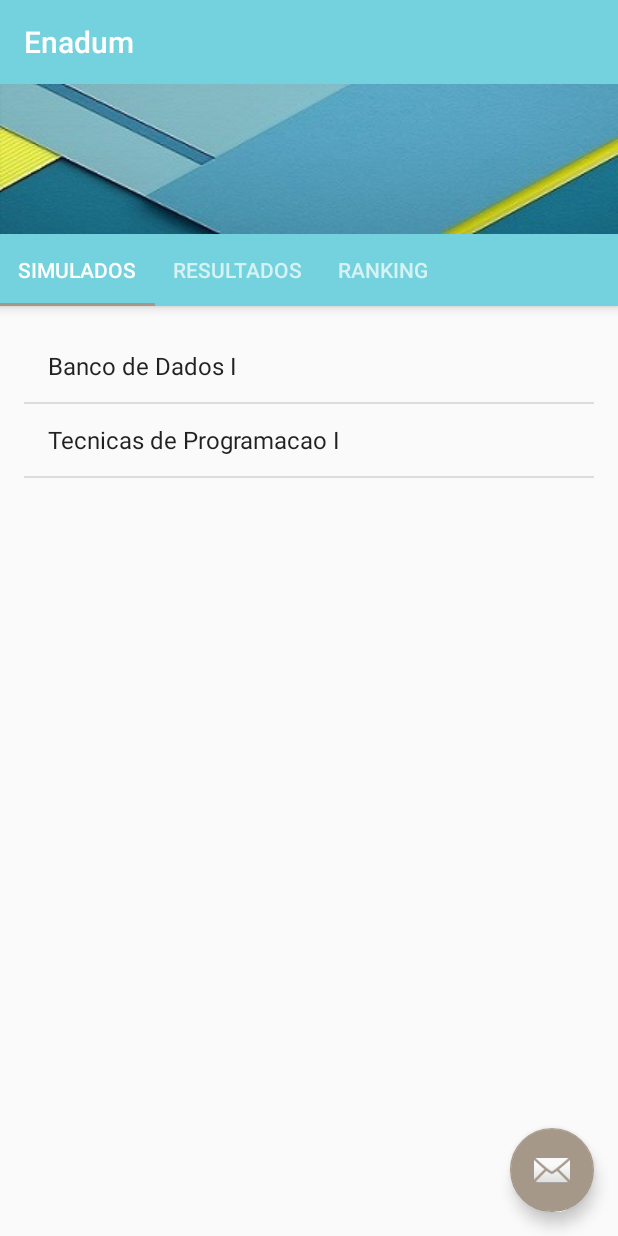
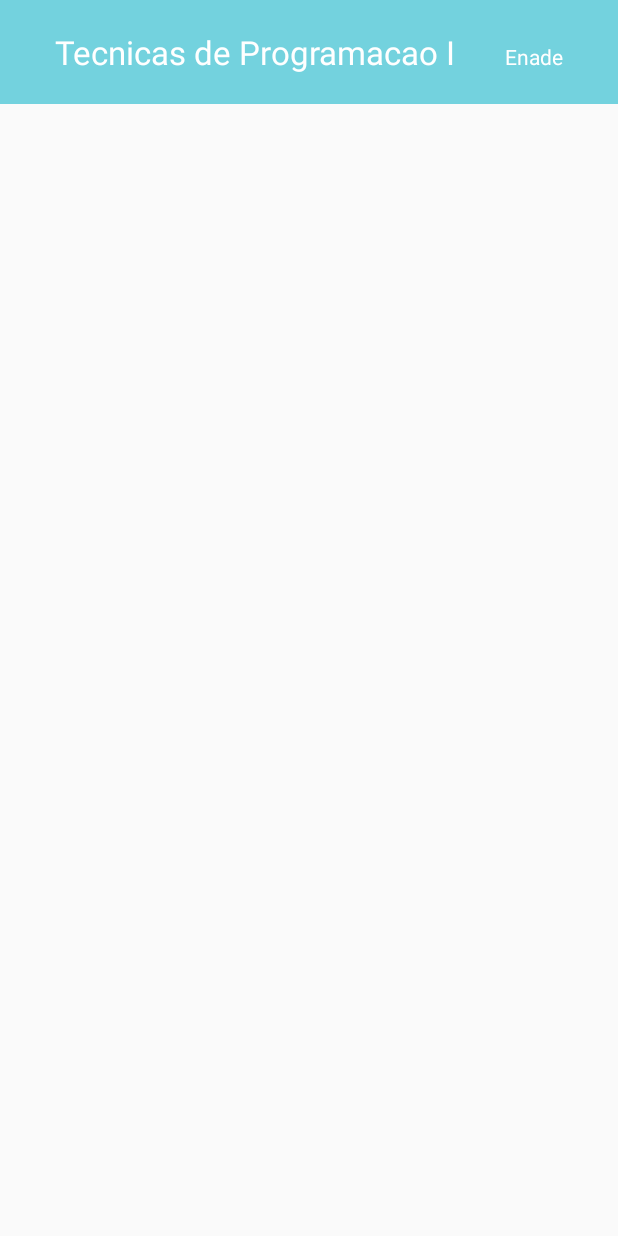
Before and after one commit to VictorMonte-zz/enadum-app, an Android app: the FragmentSimulados screen opened directly, with no data from a screen before it, after a tap on "Tecnicas de Programacao I", on a phone screen of 412 x 824 dp. Run offline under Robolectric (Android 15) with nearby library versions, the phone set to English and light mode, and no system bars.

Commit message:
Activity de Simulados Basica

```diff
--- a/app/src/main/AndroidManifest.xml
+++ b/app/src/main/AndroidManifest.xml
@@ -21,6 +21,12 @@
             android:theme="@style/AppTheme.NoActionBar">
         </activity>
 
+        <activity
+            android:name=".SimuladoActivity"
+            android:label="@string/app_name"
+            android:theme="@style/AppTheme.NoActionBar">
+        </activity>
+
         <activity android:name=".SplashActivity" android:theme="@style/Theme.AppCompat.NoActionBar">
             <intent-filter>
                 <action android:name="android.intent.action.MAIN" />
--- a/app/src/main/java/br/com/navi/enadumapp/Fragment/FragmentSimulados.java
+++ b/app/src/main/java/br/com/navi/enadumapp/Fragment/FragmentSimulados.java
@@ -1,8 +1,10 @@
 package br.com.navi.enadumapp.Fragment;
 
+import android.content.Intent;
 import android.os.Bundle;
 import android.support.annotation.Nullable;
 import android.support.v4.app.Fragment;
+import android.util.Log;
 import android.view.LayoutInflater;
 import android.view.View;
 import android.view.ViewGroup;
@@ -15,7 +17,11 @@ import java.util.Arrays;
 import java.util.List;
 
 import br.com.navi.enadumapp.Model.Disciplina;
+import br.com.navi.enadumapp.Model.Questao;
+import br.com.navi.enadumapp.Model.Resposta;
+import br.com.navi.enadumapp.Model.Simulado;
 import br.com.navi.enadumapp.R;
+import br.com.navi.enadumapp.SimuladoActivity;
 
 /**
  * Created by Victor Monte on 17/08/2016.
@@ -46,10 +52,53 @@ public class FragmentSimulados extends Fragment {
             @Override
             public void onItemClick(AdapterView<?> adapterView, View view, int i, long l) {
                 Disciplina selecionada  = (Disciplina) adapterView.getItemAtPosition(i);
-                Toast.makeText(getActivity(), "Disciplina selecionada: " +  selecionada, Toast.LENGTH_SHORT).show();
+
+                Simulado simulado = gerarSimulado(selecionada);
+
+                Intent fazerSimulado  = new Intent(getActivity(), SimuladoActivity.class);
+                fazerSimulado.putExtra("simulado",simulado);
+                startActivity(fazerSimulado);
+
+                //Toast.makeText(getActivity(), "Disciplina selecionada: " +  selecionada, Toast.LENGTH_SHORT).show();
             }
         });
 
         return layoutSimulados;
     }
+
+    public Simulado gerarSimulado(Disciplina disciplina){
+
+        Simulado simulado = new Simulado();
+
+        simulado.setDisciplina(disciplina);
+        simulado.setEnadeOuProfessor("Enade");
+        simulado.setId((long) 1);
+
+        for (int i = 0; i < 3; i ++){
+            Questao questao = new Questao();
+
+            questao.setEnunciado("Enunciado " + disciplina.getNome() + " " + i);
+            questao.setId((long) i);
+
+            for (int j = 0; j < 5; j++){
+                Resposta resposta = new Resposta();
+                resposta.setId((long) j);
+
+                resposta.setSenteca("Resposta do enum " + i + " numero " + j);
+                if (j<4) {
+                    resposta.setCorreta(false);
+                }else{
+                    resposta.setCorreta(true);
+                }
+
+                questao.addResposta(resposta);
+                Log.v("Fragment Simulado", "Resposta criada e adicionada" + i);
+            }
+
+            simulado.addQuestao(questao);
+
+        }
+
+        return simulado;
+    }
 }
--- a/app/src/main/java/br/com/navi/enadumapp/Model/Curso.java
+++ b/app/src/main/java/br/com/navi/enadumapp/Model/Curso.java
@@ -11,15 +11,15 @@ public class Curso implements Serializable {
 
     private String nome;
     private Long id;
-    private List<Turma> turmas = new ArrayList<Turma>();
+    private List<Disciplina> disciplinas = new ArrayList<Disciplina>();
 
     public Curso(String nome, Long id){
         this.id = id;
         this.nome = nome;
     }
 
-    public List<Turma> getTurmas() {
-        return turmas;
+    public List<Disciplina> getDisciplinas() {
+        return disciplinas;
     }
 
     public String getNome() {
--- a/app/src/main/java/br/com/navi/enadumapp/Model/Disciplina.java
+++ b/app/src/main/java/br/com/navi/enadumapp/Model/Disciplina.java
@@ -1,5 +1,6 @@
 package br.com.navi.enadumapp.Model;
 
+import java.io.Serializable;
 import java.util.ArrayList;
 import java.util.List;
 
@@ -8,7 +9,7 @@ import br.com.navi.enadumapp.Model.Questao;
 /**
  * Created by Victor Monte on 20/08/2016.
  */
-public class Disciplina {
+public class Disciplina implements Serializable{
     private String nome;
     private String pontuacao;
     private Long id;
--- a/app/src/main/java/br/com/navi/enadumapp/Model/Questao.java
+++ b/app/src/main/java/br/com/navi/enadumapp/Model/Questao.java
@@ -1,14 +1,16 @@
 package br.com.navi.enadumapp.Model;
 
+import java.io.Serializable;
 import java.util.ArrayList;
 
 /**
  * Created by Victor Monte on 20/08/2016.
  */
-public class Questao {
+public class Questao implements Serializable{
     private String enunciado;
     private boolean correta;
     private Long id;
+
     private ArrayList<Resposta> respostas = new ArrayList<Resposta>();
 
     public Questao(){}
@@ -41,4 +43,16 @@ public class Questao {
     public void setAnswers(ArrayList<Resposta> answers){
         this.respostas = answers;
     }
+
+    public void addResposta(Resposta resposta) {
+        respostas.add(resposta);
+    }
+
+    public Long getId() {
+        return id;
+    }
+
+    public void setId(Long id) {
+        this.id = id;
+    }
 }
--- /dev/null
+++ b/app/src/main/java/br/com/navi/enadumapp/Model/Simulado.java
@@ -0,0 +1,61 @@
+package br.com.navi.enadumapp.Model;
+
+import java.io.Serializable;
+import java.util.ArrayList;
+import java.util.List;
+
+/**
+ * Created by Danilo on 28/08/2016.
+ */
+public class Simulado implements Serializable{
+
+    private Disciplina disciplina;
+    private Double pontos;
+    private Long id;
+    private String enadeOuProfessor;
+    private ArrayList<Questao> questoes = new ArrayList<Questao>();
+
+    public Disciplina getDisciplina() {
+        return disciplina;
+    }
+
+    public void setDisciplina(Disciplina disciplina) {
+        this.disciplina = disciplina;
+    }
+
+    public List<Questao> getQuestoes() {
+        return questoes;
+    }
+
+    public void setQuestoes(ArrayList<Questao> questoes) {
+        this.questoes = questoes;
+    }
+
+    public Double getPontos() {
+        return pontos;
+    }
+
+    public void setPontos(Double pontos) {
+        this.pontos = pontos;
+    }
+
+    public Long getId() {
+        return id;
+    }
+
+    public void setId(Long id) {
+        this.id = id;
+    }
+
+    public String getEnadeOuProfessor() {
+        return enadeOuProfessor;
+    }
+
+    public void setEnadeOuProfessor(String enadeOuProfessor) {
+        this.enadeOuProfessor = enadeOuProfessor;
+    }
+
+    public void addQuestao (Questao questao){
+        questoes.add(questao);
+    }
+}
--- a/app/src/main/java/br/com/navi/enadumapp/SimuladoActivity.java
+++ b/app/src/main/java/br/com/navi/enadumapp/SimuladoActivity.java
@@ -1,27 +1,34 @@
 package br.com.navi.enadumapp;
 
+import android.content.Intent;
 import android.os.Bundle;
-import android.support.v4.app.FragmentTransaction;
+import android.support.annotation.Nullable;
 import android.support.v7.app.AppCompatActivity;
+import android.widget.TextView;
 
-import br.com.navi.enadumapp.Fragment.FragmentQuestao;
+import br.com.navi.enadumapp.Model.Simulado;
 
 /**
  * Created by Danilo on 28/08/2016.
  */
 public class SimuladoActivity extends AppCompatActivity {
 
+    private Simulado simulado;
+    private TextView nomeDaDisiplina;
+    private TextView enadeOuProfessor;
+
     @Override
-    public void onCreate(Bundle savedInstanceState){
+    protected void onCreate(@Nullable Bundle savedInstanceState) {
         super.onCreate(savedInstanceState);
         setContentView(R.layout.activity_simulado);
 
-        FragmentTransaction transaction = getSupportFragmentManager().beginTransaction();
-        transaction.add(R.id.questoes_view,new FragmentQuestao());
-        transaction.commit();
+        Intent intent = this.getIntent();
+        this.simulado = (Simulado) intent.getSerializableExtra("simulado");
 
+        this.nomeDaDisiplina = (TextView) findViewById(R.id.simulado_nome_da_disciplina);
+        this.enadeOuProfessor = (TextView) findViewById(R.id.simulado_enade_ou_professor);
+
+        nomeDaDisiplina.setText(simulado.getDisciplina().getNome());
+        enadeOuProfessor.setText(simulado.getEnadeOuProfessor());
     }
-
-
-
 }
--- a/app/src/main/res/layout/activity_simulado.xml
+++ b/app/src/main/res/layout/activity_simulado.xml
@@ -1,11 +1,36 @@
 <?xml version="1.0" encoding="utf-8"?>
 <LinearLayout xmlns:android="http://schemas.android.com/apk/res/android"
-    android:orientation="vertical" android:layout_width="match_parent"
+    android:orientation="vertical"
+    android:layout_width="match_parent"
     android:layout_height="match_parent">
 
-    <FrameLayout
-        android:id="@+id/questoes_view"
+    <TableLayout
         android:layout_width="match_parent"
-        android:layout_height="match_parent"/>
+        android:layout_height="match_parent">
+
+        <TableRow
+            android:background="#73D2DE"
+            android:padding="20dp">
+
+            <TextView
+                android:id="@+id/simulado_nome_da_disciplina"
+                android:layout_width="match_parent"
+                android:layout_height="wrap_content"
+                android:layout_weight="1"
+                android:gravity="center"
+                android:textColor="#FFF"
+                android:textSize="22sp"/>
+
+            <TextView
+                android:id="@+id/simulado_enade_ou_professor"
+                android:layout_width="match_parent"
+                android:layout_height="wrap_content"
+                android:layout_weight="1"
+                android:gravity="center"
+                android:textColor="#FFF"/>
+
+        </TableRow>
+
+    </TableLayout>
 
 </LinearLayout>
```
Also changed, not shown: app/src/main/java/br/com/navi/enadumapp/Fragment/FragmentQuestao.java (deleted, +0 -58 lines), app/src/main/java/br/com/navi/enadumapp/Model/Turma.java (deleted, +0 -32 lines), app/src/main/res/layout/fragment_questao.xml (deleted, +0 -41 lines).
